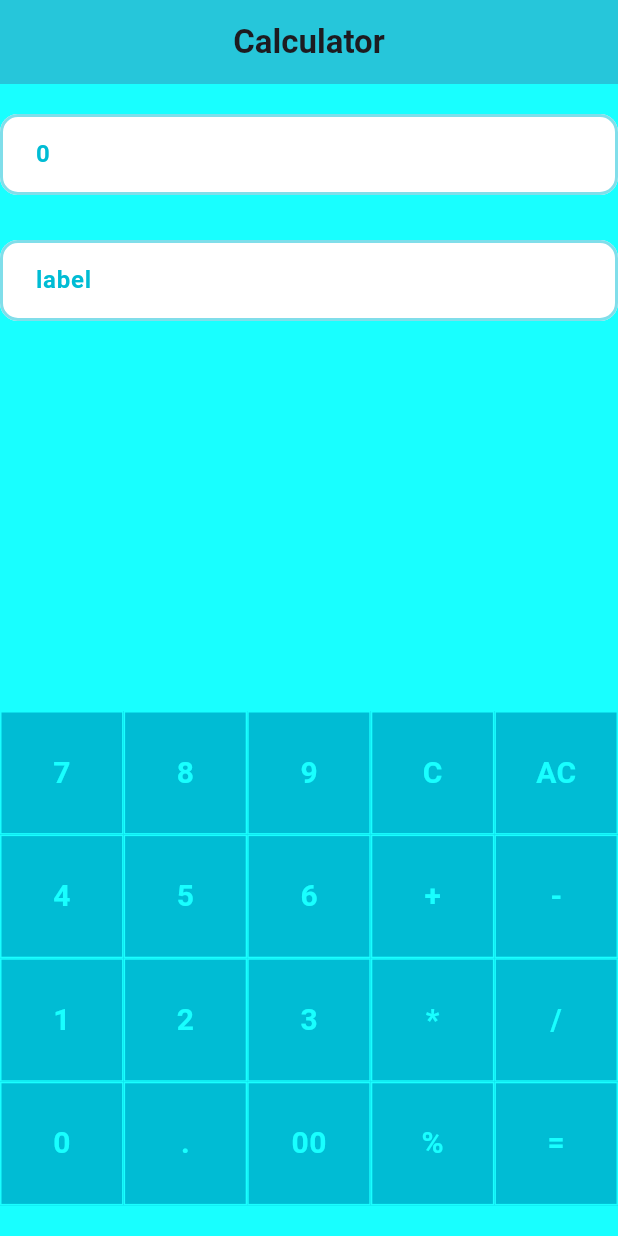
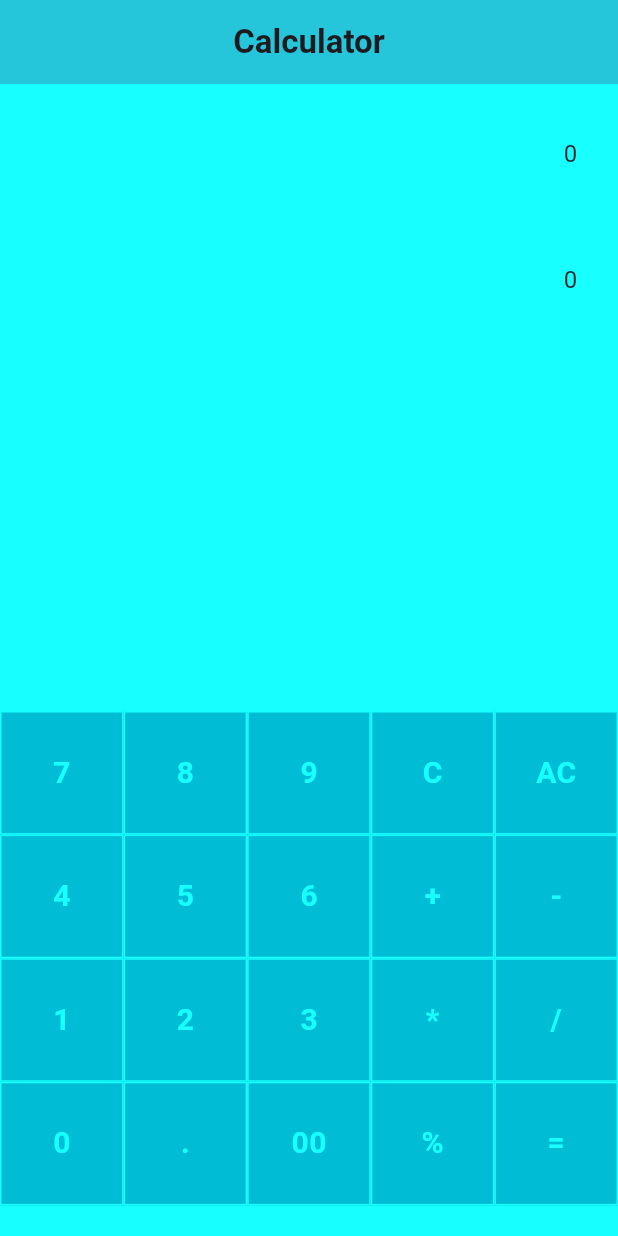
Before and after one commit to Ybouali/mobile, a Flutter app: the screen it shows after launch, on a phone screen of 412 x 824 dp. Run offline on Flutter 3.47's test engine with Material 3 defaults, Android fonts, the phone set to English and light mode, and no system bars; our stand-ins replace logger.

Commit message:
done working on ex02

```diff
--- a/module-0/ex02/lib/pages/home_screen.dart
+++ b/module-0/ex02/lib/pages/home_screen.dart
@@ -32,6 +32,12 @@ class HomeScreen extends StatelessWidget {
 
   @override
   Widget build(BuildContext context) {
+    final TextEditingController inputController = TextEditingController(
+      text: '0',
+    );
+    final TextEditingController resultController = TextEditingController(
+      text: '0',
+    );
     final logger = Logger();
 
     return Scaffold(
@@ -55,11 +61,11 @@ class HomeScreen extends StatelessWidget {
                     children: [
                       const SizedBox(height: 10),
                       // Text Field for the input
-                      CustomeTestField(label: "0"),
+                      CustomeTestField(controller: inputController),
 
                       const SizedBox(height: 10),
                       // Text Field for the output
-                      CustomeTestField(label: "label"),
+                      CustomeTestField(controller: resultController),
                     ],
                   ),
 
--- a/module-0/ex02/lib/pages/widgets/custome_test_field.dart
+++ b/module-0/ex02/lib/pages/widgets/custome_test_field.dart
@@ -1,9 +1,8 @@
 import 'package:flutter/material.dart';
 
 class CustomeTestField extends StatelessWidget {
-  final String label;
-  final TextEditingController? controller;
-  const CustomeTestField({super.key, required this.label, this.controller});
+  final TextEditingController controller;
+  const CustomeTestField({super.key, required this.controller});
 
   @override
   Widget build(BuildContext context) {
@@ -11,33 +10,23 @@ class CustomeTestField extends StatelessWidget {
       margin: const EdgeInsets.symmetric(vertical: 10),
       child: TextField(
         controller: controller,
+        keyboardType: TextInputType.number,
         textAlign: TextAlign.right,
         decoration: InputDecoration(
-          labelText: label,
           labelStyle: TextStyle(
-            color: Colors.cyan,
+            color: Colors.black,
             fontWeight: FontWeight.bold,
           ),
-          hintText: label,
           hintStyle: TextStyle(color: Colors.grey.shade600),
-          fillColor: Colors.white,
+          fillColor: Colors.cyanAccent,
           filled: true,
           contentPadding: const EdgeInsets.symmetric(
             horizontal: 20,
             vertical: 15,
           ),
-          border: OutlineInputBorder(
-            borderRadius: BorderRadius.circular(12),
-            borderSide: BorderSide(color: Colors.cyan.shade200, width: 2),
-          ),
-          focusedBorder: OutlineInputBorder(
-            borderRadius: BorderRadius.circular(12),
-            borderSide: BorderSide(color: Colors.cyan.shade400, width: 2),
-          ),
-          enabledBorder: OutlineInputBorder(
-            borderRadius: BorderRadius.circular(12),
-            borderSide: BorderSide(color: Colors.cyan.shade200, width: 2),
-          ),
+          border: InputBorder.none,
+          focusedBorder: InputBorder.none,
+          enabledBorder: InputBorder.none,
         ),
       ),
     );
```
